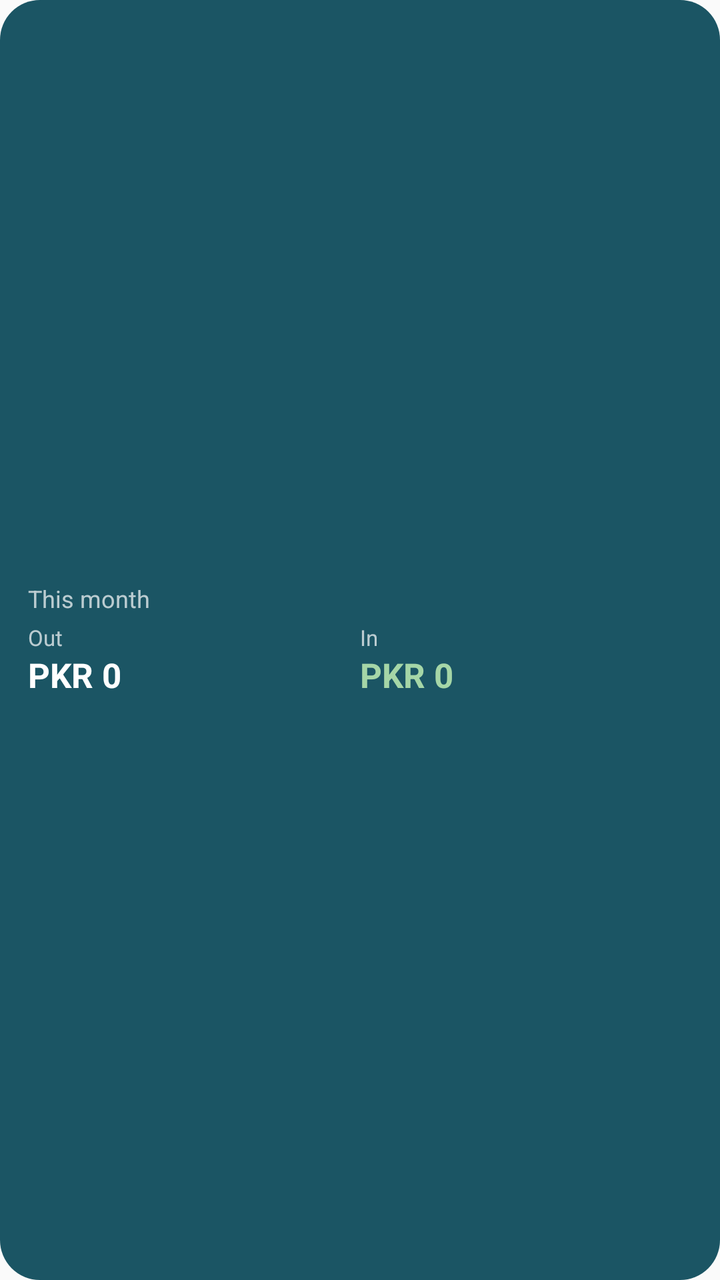
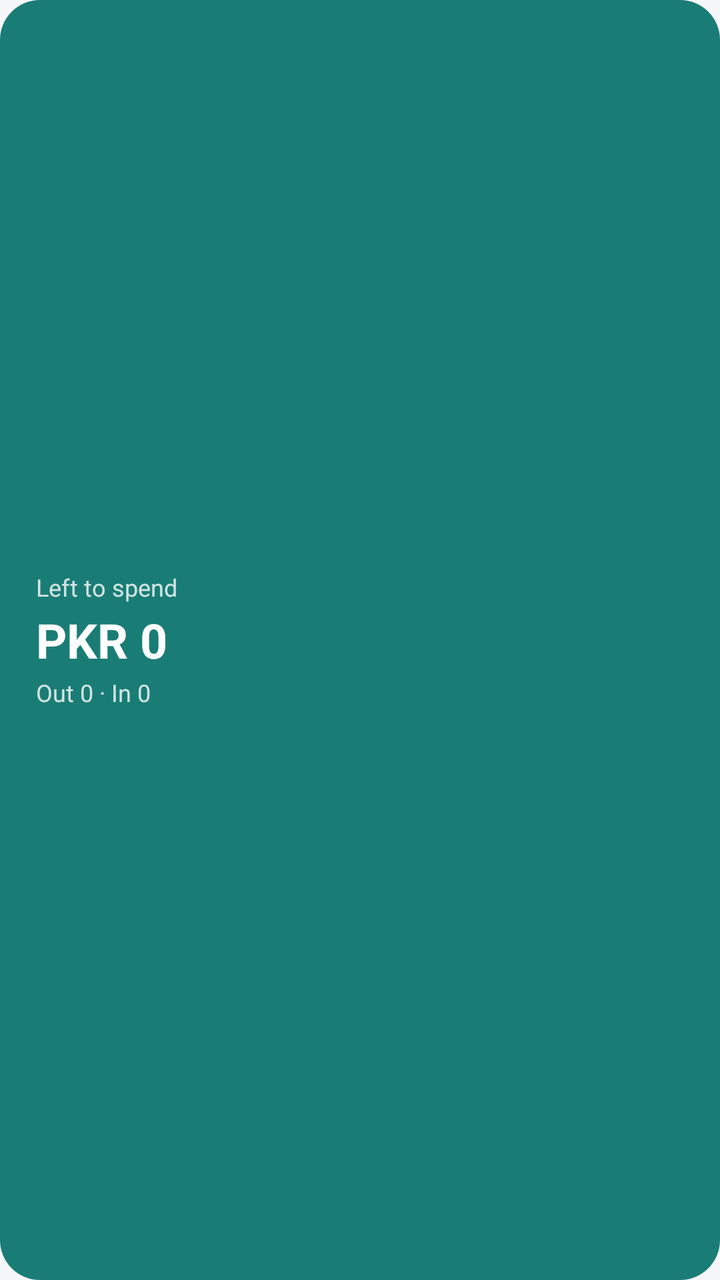

An Android layout rendered at two revisions. The XML below is the earlier revision; the diff shows what the commit changed to produce the second picture.
<!-- AndroidManifest.xml: application theme Theme.Ledger -->
<!-- res/layout/widget_spend.xml -->
<?xml version="1.0" encoding="utf-8"?>
<LinearLayout xmlns:android="http://schemas.android.com/apk/res/android"
    android:id="@+id/widget_root"
    android:layout_width="match_parent"
    android:layout_height="match_parent"
    android:background="@drawable/widget_bg"
    android:gravity="center_vertical"
    android:orientation="vertical"
    android:padding="14dp">

    <TextView
        android:id="@+id/widget_month"
        android:layout_width="wrap_content"
        android:layout_height="wrap_content"
        android:text="This month"
        android:textColor="@color/widget_sub"
        android:textSize="12sp" />

    <LinearLayout
        android:layout_width="match_parent"
        android:layout_height="wrap_content"
        android:layout_marginTop="4dp"
        android:orientation="horizontal">

        <LinearLayout
            android:layout_width="0dp"
            android:layout_height="wrap_content"
            android:layout_weight="1"
            android:orientation="vertical">
            <TextView
                android:layout_width="wrap_content"
                android:layout_height="wrap_content"
                android:text="Out"
                android:textColor="@color/widget_sub"
                android:textSize="11sp" />
            <TextView
                android:id="@+id/widget_out"
                android:layout_width="wrap_content"
                android:layout_height="wrap_content"
                android:text="PKR 0"
                android:textColor="@color/widget_text"
                android:textSize="17sp"
                android:textStyle="bold" />
        </LinearLayout>

        <LinearLayout
            android:layout_width="0dp"
            android:layout_height="wrap_content"
            android:layout_weight="1"
            android:orientation="vertical">
            <TextView
                android:layout_width="wrap_content"
                android:layout_height="wrap_content"
                android:text="In"
                android:textColor="@color/widget_sub"
                android:textSize="11sp" />
            <TextView
                android:id="@+id/widget_in"
                android:layout_width="wrap_content"
                android:layout_height="wrap_content"
                android:text="PKR 0"
                android:textColor="@color/widget_in"
                android:textSize="17sp"
                android:textStyle="bold" />
        </LinearLayout>
    </LinearLayout>
</LinearLayout>
<!-- resources referenced by this layout -->
<resources>
  <color name="widget_in">#A5D6A7</color>
  <color name="widget_sub">#B3FFFFFF</color>
  <color name="widget_text">#FFFFFF</color>
  <!-- drawable widget_bg (drawable) -->
  <?xml version="1.0" encoding="utf-8"?>
  <shape xmlns:android="http://schemas.android.com/apk/res/android" android:shape="rectangle">
      <solid android:color="@color/widget_bg" />
      <corners android:radius="20dp" />
  </shape>
  <style name="Theme.Ledger" parent="android:Theme.Material.Light.NoActionBar">
          <item name="android:statusBarColor">@android:color/transparent</item>
          <item name="android:navigationBarColor">@android:color/transparent</item>
      </style>
  <color name="widget_bg">#F20F4C5C</color>
</resources>

<!-- the commit's change to res/layout/widget_spend.xml (unified diff, before → after) -->
@@ -6,62 +6,35 @@
     android:background="@drawable/widget_bg"
     android:gravity="center_vertical"
     android:orientation="vertical"
-    android:padding="14dp">
+    android:paddingStart="18dp"
+    android:paddingEnd="18dp"
+    android:paddingTop="12dp"
+    android:paddingBottom="12dp">
 
     <TextView
-        android:id="@+id/widget_month"
+        android:id="@+id/widget_label"
         android:layout_width="wrap_content"
         android:layout_height="wrap_content"
-        android:text="This month"
+        android:text="Left to spend"
         android:textColor="@color/widget_sub"
         android:textSize="12sp" />
 
-    <LinearLayout
-        android:layout_width="match_parent"
+    <TextView
+        android:id="@+id/widget_main"
+        android:layout_width="wrap_content"
         android:layout_height="wrap_content"
-        android:layout_marginTop="4dp"
-        android:orientation="horizontal">
+        android:layout_marginTop="2dp"
+        android:text="PKR 0"
+        android:textColor="@color/widget_text"
+        android:textSize="24sp"
+        android:textStyle="bold" />
 
-        <LinearLayout
-            android:layout_width="0dp"
-            android:layout_height="wrap_content"
-            android:layout_weight="1"
-            android:orientation="vertical">
-            <TextView
-                android:layout_width="wrap_content"
-                android:layout_height="wrap_content"
-                android:text="Out"
-                android:textColor="@color/widget_sub"
-                android:textSize="11sp" />
-            <TextView
-                android:id="@+id/widget_out"
-                android:layout_width="wrap_content"
-                android:layout_height="wrap_content"
-                android:text="PKR 0"
-                android:textColor="@color/widget_text"
-                android:textSize="17sp"
-                android:textStyle="bold" />
-        </LinearLayout>
-
-        <LinearLayout
-            android:layout_width="0dp"
-            android:layout_height="wrap_content"
-            android:layout_weight="1"
-            android:orientation="vertical">
-            <TextView
-                android:layout_width="wrap_content"
-                android:layout_height="wrap_content"
-                android:text="In"
-                android:textColor="@color/widget_sub"
-                android:textSize="11sp" />
-            <TextView
-                android:id="@+id/widget_in"
-                android:layout_width="wrap_content"
-                android:layout_height="wrap_content"
-                android:text="PKR 0"
-                android:textColor="@color/widget_in"
-                android:textSize="17sp"
-                android:textStyle="bold" />
-        </LinearLayout>
-    </LinearLayout>
+    <TextView
+        android:id="@+id/widget_sub"
+        android:layout_width="wrap_content"
+        android:layout_height="wrap_content"
+        android:layout_marginTop="2dp"
+        android:text="Out 0 · In 0"
+        android:textColor="@color/widget_sub"
+        android:textSize="12sp" />
 </LinearLayout>
<!-- resource entries referenced after the edit -->
@@ -1,7 +1,6 @@
 <!-- resources referenced by this layout -->
 <resources>
-  <color name="widget_in">#A5D6A7</color>
-  <color name="widget_sub">#B3FFFFFF</color>
+  <color name="widget_sub">#CCFFFFFF</color>
   <color name="widget_text">#FFFFFF</color>
   <!-- drawable widget_bg (drawable) -->
   <?xml version="1.0" encoding="utf-8"?>
@@ -10,9 +9,11 @@
       <corners android:radius="20dp" />
   </shape>
   <style name="Theme.Ledger" parent="android:Theme.Material.Light.NoActionBar">
+          <item name="android:windowBackground">@color/window_bg</item>
           <item name="android:statusBarColor">@android:color/transparent</item>
           <item name="android:navigationBarColor">@android:color/transparent</item>
       </style>
-  <color name="widget_bg">#F20F4C5C</color>
+  <color name="widget_bg">#F20F766E</color>
+  <color name="window_bg">#F6F7F9</color>
 </resources>
 
